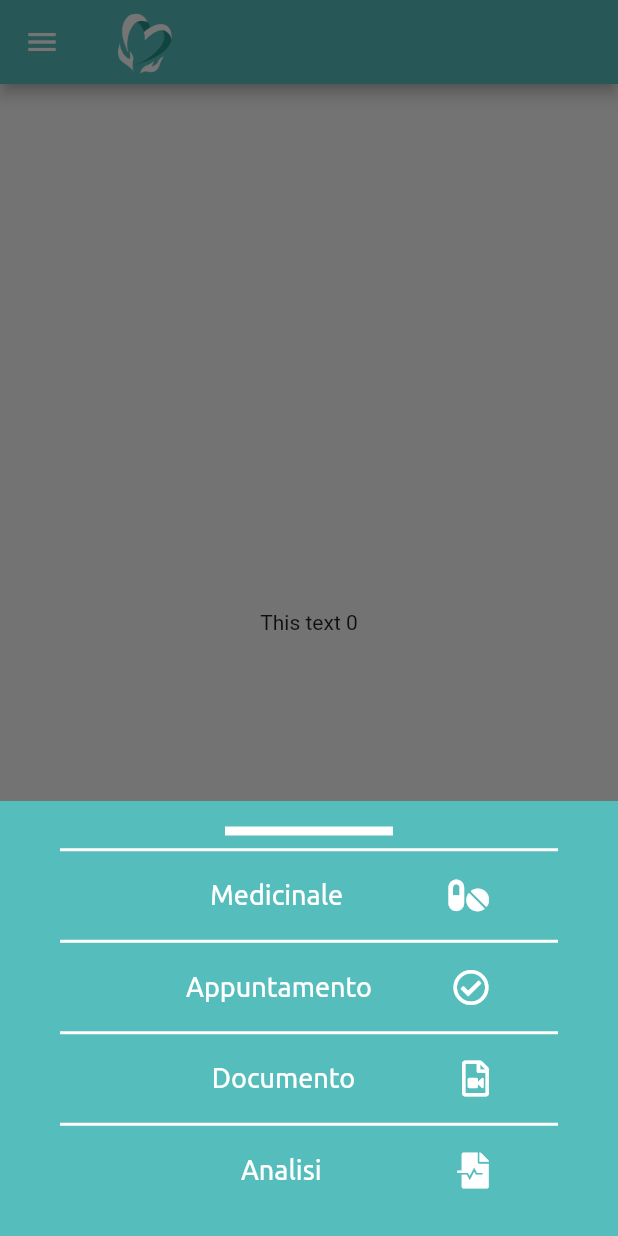
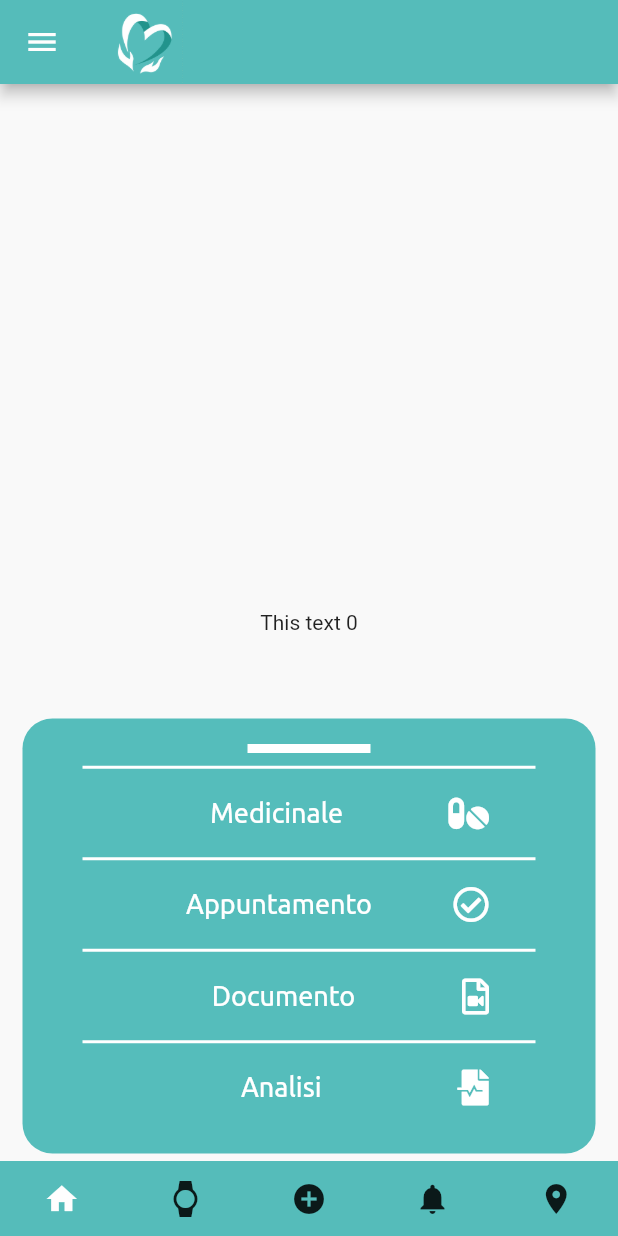
Before and after one commit to fabiomontello/my-care-app, a Flutter app: the MyHomePage screen opened by its route, after a tap on the "add circle" icon, on a phone screen of 412 x 824 dp. Run offline on Flutter 3.47's test engine with Material 2 defaults, Android fonts, the phone set to English and light mode, and no system bars; our stand-ins replace font_awesome_flutter; project files that could hold a hidden picture were left out.

Commit message:
Update: plus_list_elem

```diff
--- a/lib/ui/bottom_navbar.dart
+++ b/lib/ui/bottom_navbar.dart
@@ -24,14 +24,16 @@ class _MyCareBottomNavBarState extends State<MyCareBottomNavBar> {
   }
 
   void startAddButton(BuildContext ctx) {
-    showModalBottomSheet(backgroundColor: Theme.of(context).primaryColor,
-
+    showModalBottomSheet(
+      backgroundColor: Colors.transparent,
+      elevation: 0,
+      barrierColor: Colors.black.withAlpha(1),
       context: ctx,
       builder: (_) {
         return GestureDetector(
           onTap: () {},
           child: PlusButton(),
-          behavior: HitTestBehavior.opaque,
+          behavior: HitTestBehavior.translucent,
         );
       },
     );
@@ -51,13 +53,15 @@ class _MyCareBottomNavBarState extends State<MyCareBottomNavBar> {
           Expanded(
             flex: 1,
             child: IconButton(
-                icon: Icon(Icons.home), onPressed: () => _onItemTapped(0),
+                icon: Icon(Icons.home),
+                onPressed: () => _onItemTapped(0),
                 color: _selectedIndex == 0 ? Colors.white : null),
           ),
           Expanded(
             flex: 1,
             child: IconButton(
-                icon: Icon(Icons.watch), onPressed: () => _onItemTapped(1),
+                icon: Icon(Icons.watch),
+                onPressed: () => _onItemTapped(1),
                 color: _selectedIndex == 1 ? Colors.white : null),
           ),
           Expanded(
--- a/lib/ui/plus.dart
+++ b/lib/ui/plus.dart
@@ -30,6 +30,13 @@ class _PlusButton extends State<PlusButton> {
   @override
   Widget build(BuildContext context) {
     return Container(
+      margin: const EdgeInsets.fromLTRB(15, 5, 15, 55),
+      decoration: new BoxDecoration(
+        color: Theme.of(context).primaryColor,
+        borderRadius: new BorderRadius.all(
+          const Radius.circular(20.0),
+        ),
+      ),
       padding: EdgeInsets.all(10),
       height: 290,
       child: Column(
--- a/lib/ui/plus_list_elem.dart
+++ b/lib/ui/plus_list_elem.dart
@@ -9,7 +9,7 @@ class PlusListElem extends StatelessWidget {
   @override
   Widget build(BuildContext context) {
     return Container(
-      margin: EdgeInsets.symmetric(vertical: 0, horizontal: 60),
+      margin: EdgeInsets.symmetric(vertical: 0, horizontal: 45),
       child: ListTile(
         title: Text(labelTitle,
             textAlign: TextAlign.center,
```
Also changed, not shown: lib/pages/home_switcher.dart (+1 -23 lines).
